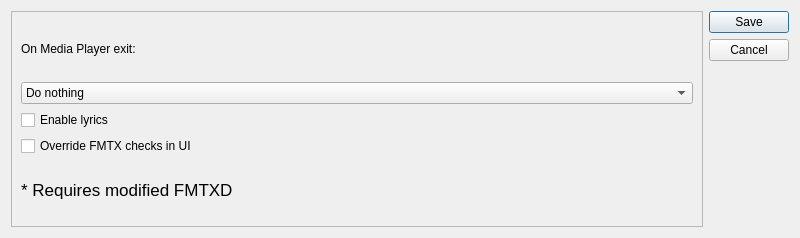
The window that settingsdialog.ui (gidzzz/openmediaplayer) describes before a commit, drawn with Qt 5.
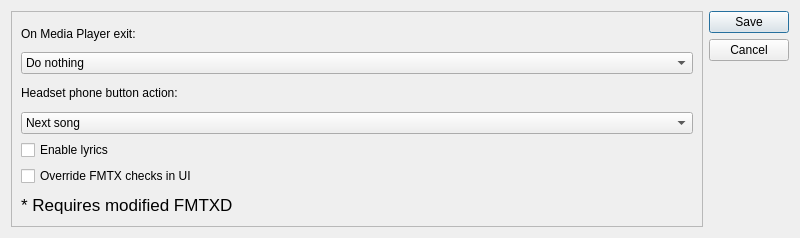
The same window after the commit.

Commit message:
Add support for Wired Headset Phone Button (default in Nokia N900 pack)
Headset has only one button (phone button), so action can be configured
in settings dialog. On Nokia N900 is handling this phone button disabled
by default. So application must enable it via amixer (jack-bias switch).

This patch working fine without any hacks or patching Maemo 5 files like
packages: headset-button-enabler headset-control. So no additional settings
are needed.

```diff
--- a/settingsdialog.ui
+++ b/settingsdialog.ui
@@ -34,11 +34,18 @@
        <rect>
         <x>0</x>
         <y>0</y>
-        <width>689</width>
-        <height>218</height>
+        <width>696</width>
+        <height>224</height>
        </rect>
       </property>
       <layout class="QGridLayout" name="gridLayout_2">
+       <item row="2" column="1">
+        <widget class="QLabel" name="headsetButtonLabel">
+         <property name="text">
+          <string>Headset phone button action:</string>
+         </property>
+        </widget>
+       </item>
        <item row="0" column="1">
         <widget class="QLabel" name="onExitLabel">
          <property name="text">
@@ -60,21 +67,21 @@
          </item>
         </widget>
        </item>
-       <item row="2" column="1">
+       <item row="4" column="1">
         <widget class="QCheckBox" name="lyricsCheckBox">
          <property name="text">
           <string>Enable lyrics</string>
          </property>
         </widget>
        </item>
-       <item row="3" column="1">
+       <item row="5" column="1">
         <widget class="QCheckBox" name="fmtxCheckBox">
          <property name="text">
           <string>Override FMTX checks in UI</string>
          </property>
         </widget>
        </item>
-       <item row="4" column="1">
+       <item row="6" column="1">
         <widget class="QLabel" name="fmtxdLabel">
          <property name="font">
           <font>
@@ -86,6 +93,35 @@
          </property>
         </widget>
        </item>
+       <item row="3" column="1">
+        <widget class="QComboBox" name="headsetButtonAction">
+         <item>
+          <property name="text">
+           <string>Next song</string>
+          </property>
+         </item>
+         <item>
+          <property name="text">
+           <string>Previous song</string>
+          </property>
+         </item>
+         <item>
+          <property name="text">
+           <string>Play/Pause</string>
+          </property>
+         </item>
+         <item>
+          <property name="text">
+           <string>Stop playing</string>
+          </property>
+         </item>
+         <item>
+          <property name="text">
+           <string>None action</string>
+          </property>
+         </item>
+        </widget>
+       </item>
       </layout>
      </widget>
     </widget>
```
The commit also changes 3 other files.
